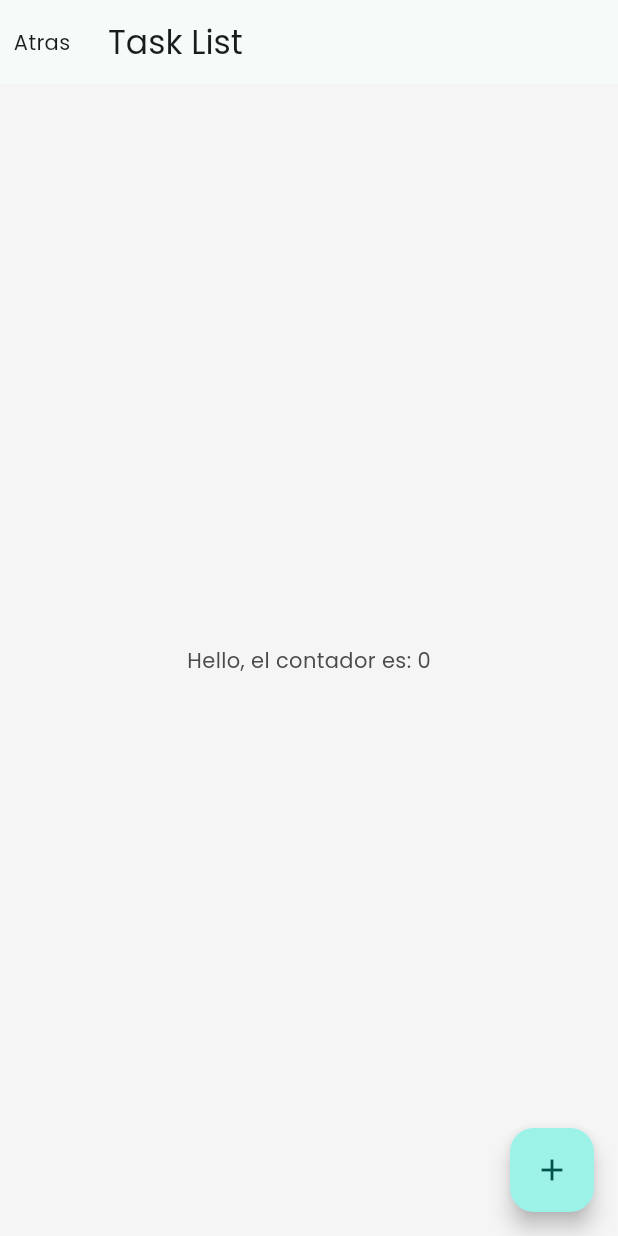
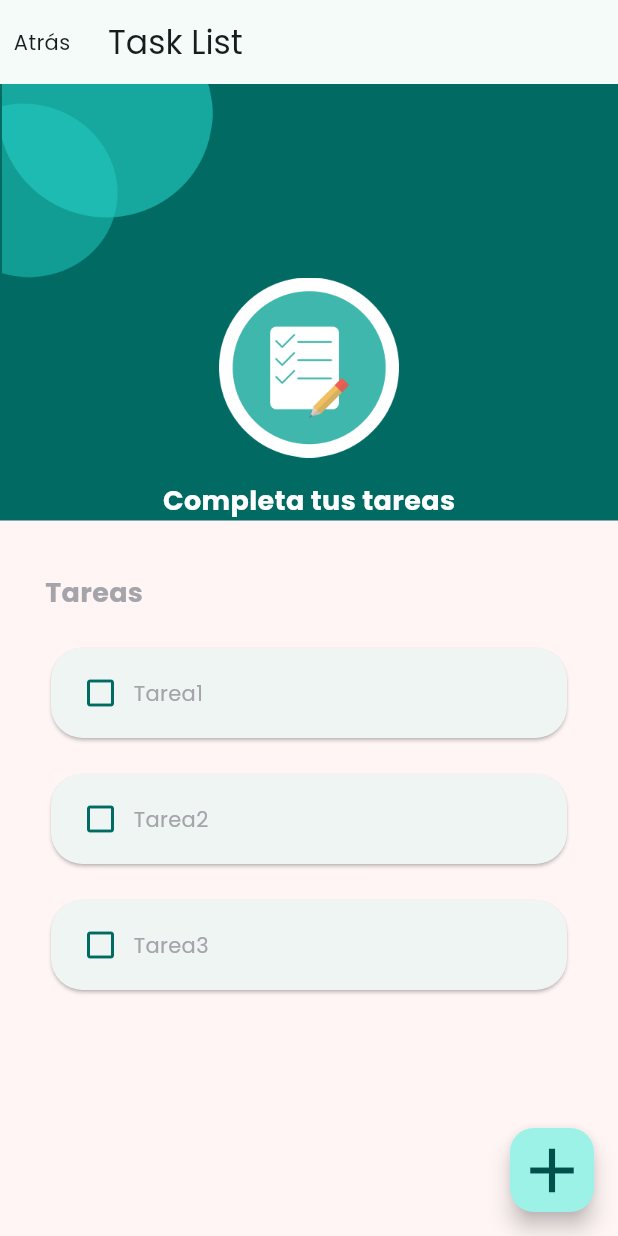
Before and after one commit to RivaldoFernandez/flutter-09, a Flutter app: the screen it shows after launch, after a tap on an icon or button, on a phone screen of 412 x 824 dp. Run offline on Flutter 3.47's test engine with Material 3 defaults, Android fonts, the phone set to English and light mode, and no system bars.

Commit message:
Primera parte terminado

```diff
--- a/lib/app/app.dart
+++ b/lib/app/app.dart
@@ -1,5 +1,5 @@
 import 'package:flutter/material.dart';
-import 'package:laboratorio09/app/view/splash.dart';
+import 'package:laboratorio09/app/view/splash/Splash_page.dart';
 //import 'package:laboratorio09/app/view/task_list.dart';
 
 class MyApp extends StatelessWidget {
@@ -8,19 +8,36 @@ class MyApp extends StatelessWidget {
   @override
   Widget build(BuildContext context) {
     const primary = Color(0xFF40B7AD);
-    const textColor = Color(0xFF4A4A4A);
-    const backgroundColor = Color(0xFFF5F5F5);
+    const textColor = Color(0xFFA4A4AA);
+    const backgroundColor = Color(0xFFFFF5F5);
+
     return MaterialApp(
       title: 'Flutter Demo',
+      debugShowCheckedModeBanner: false,
       theme: ThemeData(
         colorScheme: ColorScheme.fromSeed(seedColor: primary),
         scaffoldBackgroundColor: backgroundColor,
+        visualDensity: VisualDensity.adaptivePlatformDensity,
         textTheme: Theme.of(context).textTheme.apply(
-          fontFamily: 'Poppins',
-          bodyColor: textColor,
-          displayColor: textColor,
+              fontFamily: 'Poppins',
+              bodyColor: textColor,
+              displayColor: textColor,
+            ),
+        bottomSheetTheme: const BottomSheetThemeData(
+          backgroundColor: Colors.transparent,
         ),
-        useMaterial3: true,
+        elevatedButtonTheme: ElevatedButtonThemeData(
+          style: ElevatedButton.styleFrom(
+            minimumSize: const Size(double.infinity, 54),
+            shape: RoundedRectangleBorder(
+              borderRadius: BorderRadius.circular(10),
+            ),
+            textStyle: Theme.of(context).textTheme.bodyMedium?.copyWith(
+              fontSize: 18,
+              fontWeight: FontWeight.w700,
+            ),
+          ),
+        ),
       ),
       home: const SplashPage(),
     );
--- /dev/null
+++ b/lib/app/model/task.dart
@@ -0,0 +1,6 @@
+class Task {
+  Task(this.title, {this.done = false});
+
+  final String title;
+  bool done;
+}
--- /dev/null
+++ b/lib/app/view/components/h1.dart
@@ -0,0 +1,21 @@
+import 'package:flutter/material.dart';
+
+
+class H1 extends StatelessWidget {
+  const H1(this.text, {super.key, this.color});
+
+  final String text;
+  final Color? color;
+
+  @override
+  Widget build(BuildContext context) {
+    return Text(
+      text,
+      style: Theme.of(context).textTheme.bodyMedium!.copyWith(
+            fontSize: 18,
+            fontWeight: FontWeight.w600,
+            color: color,
+          ),
+    );
+  }
+}
--- /dev/null
+++ b/lib/app/view/components/shape.dart
@@ -0,0 +1,18 @@
+import 'package:flutter/material.dart';
+
+class Shape extends StatelessWidget {
+  const Shape({super.key}); // Cambia el constructor a const
+
+  @override
+  Widget build(BuildContext context) {
+    return Column(
+      children: [
+        Image.asset(
+          'assets/img/Vector.png',
+          width: 143,
+          height: 129,
+        ),
+      ],
+    );
+  }
+}
--- a/lib/app/view/splash.dart
+++ /dev/null
@@ -1,54 +0,0 @@
-import 'package:flutter/material.dart';
-import 'package:laboratorio09/app/view/task_list.dart';
-
-class SplashPage extends StatelessWidget {
-  const SplashPage({super.key});
-
-  @override
-  Widget build(BuildContext context) {
-    return Scaffold(
-      body: Column(
-        children: [
-          Row(
-            children: [
-              Image.asset(
-                'assets/img/vector.png',
-                width: 141,
-                height: 129,
-              ),
-            ],
-          ),
-          const SizedBox(height: 79),
-          Image.asset(
-            'assets/img/onboarding-image.png',
-            width: 180,
-            height: 168,
-          ),
-          const SizedBox(height: 99),
-          Text(
-            'Lista de tareas',
-            style: Theme.of(context).textTheme.bodyMedium!.copyWith(
-                  fontSize: 18,
-                  fontWeight: FontWeight.w600,
-                ),
-          ),
-          const SizedBox(height: 21),
-          const Padding(
-            padding: EdgeInsets.symmetric(horizontal: 32),
-          ),
-          GestureDetector(
-            onTap: (){
-              Navigator.of(context).push(MaterialPageRoute(builder:(context){
-                return const TaskListPage();
-              }));
-            },
-            child: const Text(
-              'La mejor forma para que no se te olvide nada es anotarlo. Guardar tus tareas y ve completando poco a poco para aumentar tu productividad.',
-              textAlign: TextAlign.center,
-            ),
-          ),
-        ],
-      ),
-    );
-  }
-}
--- /dev/null
+++ b/lib/app/view/splash/Splash_page.dart
@@ -0,0 +1,49 @@
+import 'package:flutter/material.dart';
+import 'package:laboratorio09/app/view/components/h1.dart';
+import 'package:laboratorio09/app/view/components/shape.dart';
+import 'package:laboratorio09/app/view/task_list/task_list_page.dart';
+
+class SplashPage extends StatelessWidget {
+  const SplashPage({super.key});
+
+  @override
+  Widget build(BuildContext context) {
+    return Scaffold(
+      body: Column(
+        children: [
+          const Row(
+            children: [
+              Shape(), // Cambia shape() por Shape()
+            ],
+          ),
+          const SizedBox(height: 79),
+          Image.asset(
+            'assets/img/onboarding-image.png',
+            width: 180,
+            height: 168,
+          ),
+          const SizedBox(height: 99),
+          const H1(
+              'Lista de tareas'), // Asegúrate de poner la coma al final de esta línea
+          const SizedBox(height: 21),
+          Padding(
+            padding: const EdgeInsets.symmetric(horizontal: 32),
+            child: GestureDetector(
+              onTap: () {
+                Navigator.of(context).push(
+                  MaterialPageRoute(
+                    builder: (context) => const TaskListPage(),
+                  ),
+                );
+              },
+              child: const Text(
+                'La mejor forma para que no se te olvide nada es anotarlo. Guarda tus tareas y ve completando poco a poco para aumentar tu productividad',
+                textAlign: TextAlign.center,
+              ),
+            ),
+          ),
+        ],
+      ),
+    );
+  }
+}
--- a/lib/app/view/task_list.dart
+++ /dev/null
@@ -1,38 +0,0 @@
-import 'package:flutter/material.dart';
-
-class TaskListPage extends StatefulWidget {
-  const TaskListPage({super.key});
-
-  @override
-  State<TaskListPage> createState() => _TaskListPageState();
-}
-
-class _TaskListPageState extends State<TaskListPage> {
-  int count = 0;
-
-  @override
-  Widget build(BuildContext context) {
-    return Scaffold(
-      appBar: AppBar(
-        title: const Text('Task List'),
-        leading: GestureDetector(
-          onTap: () {
-            Navigator.of(context).pop();
-          },
-          child: const Center(child: Text('Atras'),),
-        ),
-      ),
-      body: Center(
-        child: Text('Hello, el contador es: $count'),
-      ),
-      floatingActionButton: FloatingActionButton(
-        onPressed: () {
-          setState(() {
-            count++;
-          });
-        },
-        child: const Icon(Icons.add),
-      ),
-    );
-  }
-}
--- /dev/null
+++ b/lib/app/view/task_list/Task_list_page.dart
@@ -0,0 +1,176 @@
+import 'package:flutter/material.dart';
+import 'package:laboratorio09/app/model/task.dart';
+import 'package:laboratorio09/app/view/components/h1.dart';
+import 'package:laboratorio09/app/view/components/shape.dart';
+
+class TaskListPage extends StatefulWidget {
+  const TaskListPage({super.key});
+
+  @override
+  _TaskListPageState createState() => _TaskListPageState();
+}
+
+class _TaskListPageState extends State<TaskListPage> {
+  final taskList = <Task>[
+    Task('Tarea1'),
+    Task('Tarea2'),
+    Task('Tarea3'),
+  ];
+
+  @override
+  Widget build(BuildContext context) {
+    return Scaffold(
+      appBar: AppBar(
+        title: const Text('Task List'),
+        leading: GestureDetector(
+          onTap: () {
+            Navigator.of(context).pop();
+          },
+          child: const Center(child: Text('Atrás')),
+        ),
+      ),
+      body: Column(
+        crossAxisAlignment: CrossAxisAlignment.start,
+        children: [
+          Container(
+            width: double.infinity,
+            color: Theme.of(context).colorScheme.primary,
+            child: Column(
+              children: [
+                const Row(children: [Shape()]),
+                Column(
+                  children: [
+                    Image.asset(
+                      'assets/img/tasks-list-image.png',
+                      width: 120,
+                      height: 120,
+                    ),
+                    const SizedBox(height: 16),
+                    const H1('Completa tus tareas', color: Colors.white),
+                  ],
+                ),
+              ],
+            ),
+          ),
+          const Padding(
+            padding: EdgeInsets.only(left: 30, right: 30, top: 35),
+            child: H1('Tareas'),
+          ),
+          const SizedBox(height: 20),
+          Expanded(
+            child: Padding(
+              padding: const EdgeInsets.symmetric(horizontal: 30),
+              child: ListView.separated(
+                itemCount: taskList.length,
+                itemBuilder: (_, index) => _TaskItem(
+                  taskList[index],
+                  onTap: () {
+                    setState(() {
+                      taskList[index].done = !taskList[index].done;
+                    });
+                  },
+                ),
+                separatorBuilder: (_, __) => const SizedBox(height: 16),
+              ),
+            ),
+          ),
+        ],
+      ),
+      floatingActionButton: Builder(
+        builder: (BuildContext context) {
+          return FloatingActionButton(
+            onPressed: () {
+              _showAddTaskDialog(context);
+            },
+            child: const Icon(Icons.add, size: 50),
+          );
+        },
+      ),
+    );
+  }
+
+  void _showAddTaskDialog(BuildContext context) {
+    showDialog(
+      context: context,
+      builder: (_) => const _NewTaskModal(),
+    );
+  }
+}
+
+class _NewTaskModal extends StatelessWidget {
+  const _NewTaskModal({super.key});
+
+  @override
+  Widget build(BuildContext context) {
+    return Dialog(
+      shape: RoundedRectangleBorder(
+        borderRadius: BorderRadius.vertical(top: Radius.circular(21)),
+      ),
+      child: Container(
+        padding: const EdgeInsets.symmetric(horizontal: 33, vertical: 23),
+        decoration: const BoxDecoration(
+          borderRadius: BorderRadius.vertical(top: Radius.circular(21)),
+          color: Colors.white,
+        ),
+        child: Column(
+          crossAxisAlignment: CrossAxisAlignment.start,
+          mainAxisSize: MainAxisSize.min,
+          children: [
+            H1('Nueva tarea'),
+            const SizedBox(height: 26),
+            TextField(
+              decoration: InputDecoration(
+                filled: true,
+                fillColor: Colors.white,
+                border: OutlineInputBorder(
+                  borderRadius: BorderRadius.circular(16),
+                ),
+                hintText: 'Descripción de la tarea',
+              ),
+            ),
+            const SizedBox(height: 26),
+            ElevatedButton(
+              onPressed: () {},
+              child: const Text('Guardar'),
+            ),
+          ],
+        ),
+      ),
+    );
+  }
+}
+
+// Widget para representar cada tarea en la lista con estilo de tarjeta e interacción
+class _TaskItem extends StatelessWidget {
+  const _TaskItem(this.task, {super.key, required this.onTap});
+
+  final Task task;
+  final VoidCallback onTap;
+
+  @override
+  Widget build(BuildContext context) {
+    return GestureDetector(
+      onTap: onTap,
+      child: Card(
+        shape: RoundedRectangleBorder(
+          borderRadius: BorderRadius.circular(21),
+        ),
+        child: Padding(
+          padding: const EdgeInsets.symmetric(horizontal: 21, vertical: 18),
+          child: Row(
+            children: [
+              Icon(
+                task.done
+                    ? Icons.check_box_rounded
+                    : Icons.check_box_outline_blank,
+                color: Theme.of(context).colorScheme.primary,
+              ),
+              const SizedBox(width: 10),
+              Text(task.title),
+            ],
+          ),
+        ),
+      ),
+    );
+  }
+}
```
Also changed, not shown: assets/img/tasks-list-image.png (added), lib/app/view/home/home_page.dart (added).
